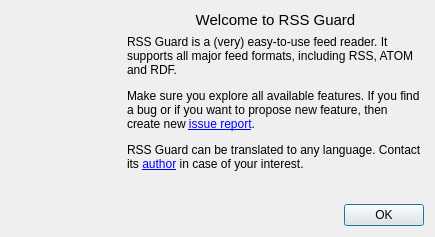
Above: src/gui/formwelcome.ui from martinrotter/rssguard before the change. Below: the same form after it.
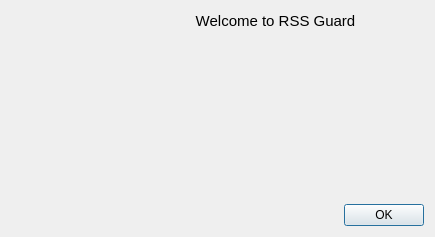
That is the form after the change.

Commit message: Welcome dialog little tweaked.

```diff
--- a/src/gui/formwelcome.ui
+++ b/src/gui/formwelcome.ui
@@ -80,7 +80,7 @@
    <item row="1" column="1">
     <widget class="QLabel" name="m_lblInfo">
      <property name="text">
-      <string>&lt;html&gt;&lt;head/&gt;&lt;body&gt;&lt;p&gt;RSS Guard is a (very) easy-to-use feed reader. It supports all major feed formats, including RSS, ATOM and RDF.&lt;/p&gt;&lt;p&gt;Make sure you explore all available features. If you find a bug or if you want to propose new feature, then create new &lt;a href=&quot;https://sourceforge.net/p/rssguard/tickets&quot;&gt;&lt;span style=&quot; text-decoration: underline; color:#0000ff;&quot;&gt;issue report&lt;/span&gt;&lt;/a&gt;.&lt;/p&gt;&lt;p&gt;RSS Guard can be translated to any language. Contact its &lt;a href=&quot;mailto:rotter.martinos@gmail.com&quot;&gt;&lt;span style=&quot; text-decoration: underline; color:#0000ff;&quot;&gt;author&lt;/span&gt;&lt;/a&gt; in case of your interest.&lt;/p&gt;&lt;p&gt;&lt;br/&gt;&lt;/p&gt;&lt;/body&gt;&lt;/html&gt;</string>
+      <string notr="true"/>
      </property>
      <property name="alignment">
       <set>Qt::AlignLeading|Qt::AlignLeft|Qt::AlignVCenter</set>
```
The commit also changes 5 other files.
